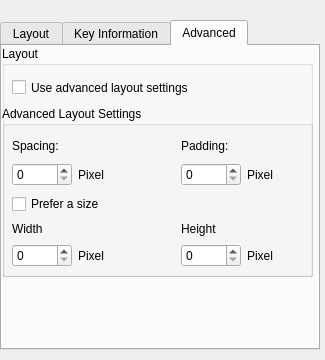
The window that contents/ui/config.ui (xdarklight/keystate-plasmoid) describes before a commit, drawn with Qt 5.
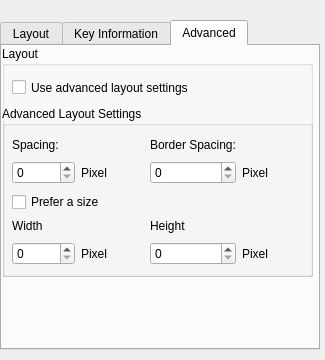
The same window after the commit. The open tabs and pages were chosen to show the change. Custom widgets are drawn as their Qt base class.

Commit message: rename 'padding' to 'border spacing' (since that's what it really is)

```diff
--- a/contents/ui/config.ui
+++ b/contents/ui/config.ui
@@ -594,7 +594,7 @@
          <widget class="QLabel" name="label_2">
           <property name="minimumSize">
            <size>
-            <width>97</width>
+            <width>50</width>
             <height>27</height>
            </size>
           </property>
@@ -629,7 +629,7 @@
            </size>
           </property>
           <property name="text">
-           <string>Padding:</string>
+           <string>Border Spacing:</string>
           </property>
          </widget>
         </item>
@@ -669,6 +669,12 @@
         </item>
         <item row="4" column="1">
          <widget class="QLabel" name="label_6">
+          <property name="minimumSize">
+           <size>
+            <width>50</width>
+            <height>27</height>
+           </size>
+          </property>
           <property name="text">
            <string>Pixel</string>
           </property>
```
Left out of the diff: 2 changed lines with no effect on the pictures. The commit also changes 5 other files.
